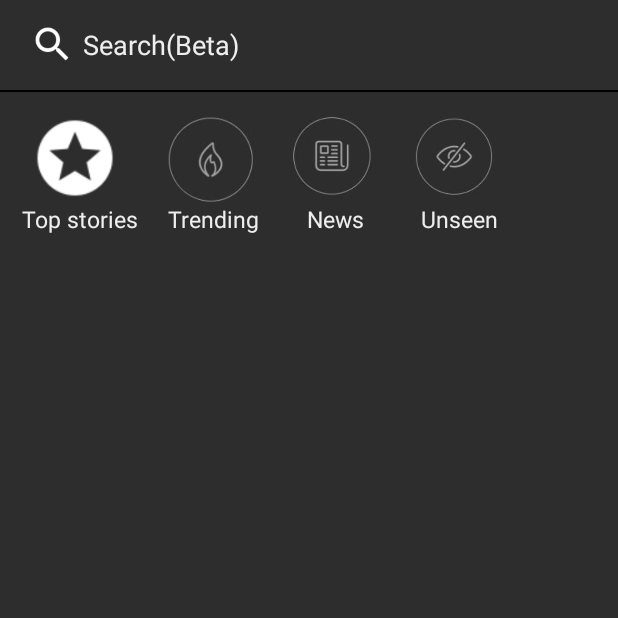
After one commit to 1shubhamjoshi1/Human, an Android app: the fragment NavBar shown on its own in the app's theme, on a phone screen of 412 x 824 dp, the top half of it. The commit adds this screen. Run offline under Robolectric (Android 15) with nearby library versions, the phone set to English and light mode, and no system bars.

Commit message:
Added guestures

```diff
--- a/app/src/main/java/com/jiit/minor2/shubhamjoshi/human/Adapters/VerticlePagerAdapter.java
+++ b/app/src/main/java/com/jiit/minor2/shubhamjoshi/human/Adapters/VerticlePagerAdapter.java
@@ -54,6 +54,8 @@ public class VerticlePagerAdapter extends PagerAdapter {
     public Object instantiateItem(ViewGroup container, int position) {
         c=true;
         View itemView = mLayoutInflater.inflate(R.layout.content_main, container, false);
+
+        try{
             ImageView postImage = (ImageView)itemView.findViewById(R.id.mainImage);
             TextView label = (TextView) itemView.findViewById(R.id.textView);
             ImageView postOwner = (ImageView)itemView.findViewById(R.id.postOwner);
@@ -65,7 +67,6 @@ public class VerticlePagerAdapter extends PagerAdapter {
             container.addView(itemView);
             final LinearLayout holder = (LinearLayout)itemView.findViewById(R.id.holder);
 
-        try{
             String url1 = mPosts.get(position).imageUrl;
             URL ulrn = new URL(url1);
             HttpURLConnection con = (HttpURLConnection)ulrn.openConnection();
--- /dev/null
+++ b/app/src/main/java/com/jiit/minor2/shubhamjoshi/human/NavBar.java
@@ -0,0 +1,76 @@
+package com.jiit.minor2.shubhamjoshi.human;
+
+import android.content.Context;
+import android.net.Uri;
+import android.os.Bundle;
+import android.support.v4.app.Fragment;
+import android.support.v4.widget.DrawerLayout;
+import android.support.v7.app.ActionBarDrawerToggle;
+import android.support.v7.widget.Toolbar;
+import android.view.Gravity;
+import android.view.LayoutInflater;
+import android.view.MotionEvent;
+import android.view.View;
+import android.view.ViewGroup;
+import android.widget.Toast;
+
+import com.jiit.minor2.shubhamjoshi.human.CustomDrawer.FullDrawerLayout;
+
+public class NavBar extends Fragment {
+    // TODO: Rename parameter arguments, choose names that match
+    // the fragment initialization parameters, e.g. ARG_ITEM_NUMBER
+    private static final String ARG_PARAM1 = "param1";
+    private static final String ARG_PARAM2 = "param2";
+
+    private FullDrawerLayout mDrawerLayout;
+    private ActionBarDrawerToggle mActionBarDrawerToggle;
+    // TODO: Rename and change types of parameters
+    private String mParam1;
+    private String mParam2;
+
+
+
+    public void setUp(FullDrawerLayout drawerLayout,Toolbar toolbar)
+    {
+        mDrawerLayout= drawerLayout;
+        mActionBarDrawerToggle = new ActionBarDrawerToggle(getActivity(),drawerLayout,toolbar,R.string.open,R.string.close){
+            @Override
+            public void onDrawerClosed(View drawerView) {
+                super.onDrawerClosed(drawerView);
+            }
+
+            @Override
+            public void onDrawerOpened(View drawerView) {
+                super.onDrawerOpened(drawerView);
+
+            }
+        };
+        mDrawerLayout.addDrawerListener(mActionBarDrawerToggle);
+    }
+    public NavBar() {
+        // Required empty public constructor
+    }
+
+
+
+    @Override
+    public void onCreate(Bundle savedInstanceState) {
+        super.onCreate(savedInstanceState);
+        if (getArguments() != null) {
+            mParam1 = getArguments().getString(ARG_PARAM1);
+            mParam2 = getArguments().getString(ARG_PARAM2);
+        }
+    }
+
+    @Override
+    public View onCreateView(LayoutInflater inflater, ViewGroup container,
+                             Bundle savedInstanceState) {
+        // Inflate the layout for this fragment
+        return inflater.inflate(R.layout.fragment_nav_bar, container, false);
+    }
+
+
+
+
+
+}
--- /dev/null
+++ b/app/src/main/res/layout/fragment_nav_bar.xml
@@ -0,0 +1,124 @@
+<FrameLayout xmlns:android="http://schemas.android.com/apk/res/android"
+             xmlns:tools="http://schemas.android.com/tools"
+             android:layout_width="match_parent"
+             android:layout_height="match_parent"
+             android:background="#2d2d2d"
+             tools:context="com.jiit.minor2.shubhamjoshi.human.NavBar">
+
+    <!-- TODO: Update blank fragment layout -->
+    <LinearLayout
+        android:layout_width="match_parent"
+        android:orientation="horizontal"
+        android:layout_height="wrap_content">
+        <ImageView
+            android:layout_width="30dp"
+            android:layout_marginLeft="20dp"
+            android:layout_gravity="center"
+            android:src="@drawable/ic_search_white_36dp"
+            android:layout_height="30dp"/>
+        <EditText
+            android:layout_marginLeft="5dp"
+            android:layout_width="270dp"
+            android:textColorHint="#eee"
+            android:background="@null"
+            android:cursorVisible="false"
+            android:hint="Search(Beta)"
+            android:layout_height="60dp"/>
+
+    </LinearLayout>
+
+    <LinearLayout
+        android:layout_width="match_parent"
+        android:layout_height="1dp"
+        android:layout_marginTop="60dp"
+        android:background="@android:color/black">
+
+    </LinearLayout>
+
+    <LinearLayout
+
+        android:layout_width="match_parent"
+        android:layout_marginTop="75dp"
+        android:layout_gravity="center|top"
+        android:layout_marginLeft="10dp"
+        android:layout_height="wrap_content">
+
+
+        <LinearLayout
+            android:layout_width="wrap_content"
+            android:layout_height="wrap_content"
+            android:orientation="vertical">
+            <ImageView
+                android:layout_width="60dp"
+                android:layout_height="60dp"
+                android:layout_marginLeft="5dp"
+                android:src="@drawable/ic_stars_white_48dp"
+                />
+            <TextView
+                android:layout_width="wrap_content"
+                android:layout_height="wrap_content"
+                android:textColor="#eee"
+                android:textSize="15sp"
+                android:text="Top stories"/>
+        </LinearLayout>
+
+        <LinearLayout
+            android:layout_width="wrap_content"
+            android:layout_height="wrap_content"
+            android:layout_marginLeft="20dp"
+            android:orientation="vertical">
+            <ImageView
+                android:layout_width="60dp"
+                android:layout_height="60dp"
+                android:src="@drawable/trending"
+                />
+            <TextView
+                android:layout_width="wrap_content"
+                android:layout_height="wrap_content"
+                android:textColor="#eee"
+                android:textSize="15sp"
+                android:text="Trending"/>
+        </LinearLayout>
+
+
+
+        <LinearLayout
+            android:layout_width="wrap_content"
+            android:layout_height="wrap_content"
+            android:layout_marginLeft="20dp"
+            android:orientation="vertical">
+            <ImageView
+                android:layout_width="60dp"
+                android:layout_height="60dp"
+                android:src="@drawable/news"
+                />
+            <TextView
+                android:layout_width="wrap_content"
+                android:layout_height="wrap_content"
+                android:textColor="#eee"
+                android:textSize="15sp"
+                android:text="   News"/>
+        </LinearLayout>
+
+        <LinearLayout
+            android:layout_width="wrap_content"
+            android:layout_height="wrap_content"
+            android:layout_marginLeft="20dp"
+            android:orientation="vertical">
+            <ImageView
+                android:layout_width="60dp"
+                android:layout_height="60dp"
+                android:src="@drawable/bookmarks"
+                />
+            <TextView
+                android:layout_width="wrap_content"
+                android:layout_height="wrap_content"
+                android:textColor="#eee"
+                android:textSize="15sp"
+                android:text="  Unseen"/>
+        </LinearLayout>
+    </LinearLayout>
+
+
+
+</FrameLayout>
--- a/app/src/main/res/values/strings.xml
+++ b/app/src/main/res/values/strings.xml
@@ -47,5 +47,10 @@
     <string name="token4">s5g8Ow4oQM4rDaQwznDoO2q6Ra97GJbJlRRteiJwHsw4x</string>
     <string name="title_activity_results">Results</string>
 
+    <!-- TODO: Remove or change this placeholder text -->
+    <string name="hello_blank_fragment">Hello blank fragment</string>
+    <string name="open">open</string>
+    <string name="close">close</string>
+
 
 </resources>
```
Also changed, not shown: app/build.gradle (+8 -8 lines), app/src/main/java/com/jiit/minor2/shubhamjoshi/human/CustomDrawer/FullDrawerLayout.java (added, +113 -0 lines), app/src/main/java/com/jiit/minor2/shubhamjoshi/human/CustomDrawer/SwipeDetector.java (added, +115 -0 lines), app/src/main/res/layout/activity_new_feed.xml (+36 -5 lines), app/src/main/res/layout/content_main.xml (+33 -25 lines), app/src/main/res/drawable/bookmarks.jpg (added), app/src/main/res/drawable/ic_search_black_36dp.png (added), app/src/main/res/drawable/ic_search_white_36dp.png (added), app/src/main/res/drawable/ic_stars_white_48dp.png (added), app/src/main/res/drawable/news.jpg (added), app/src/main/res/drawable/trending.jpg (added), app/src/main/res/drawable/unread.jpg (added). Lines whose indentation alone changed are shown as unchanged.
